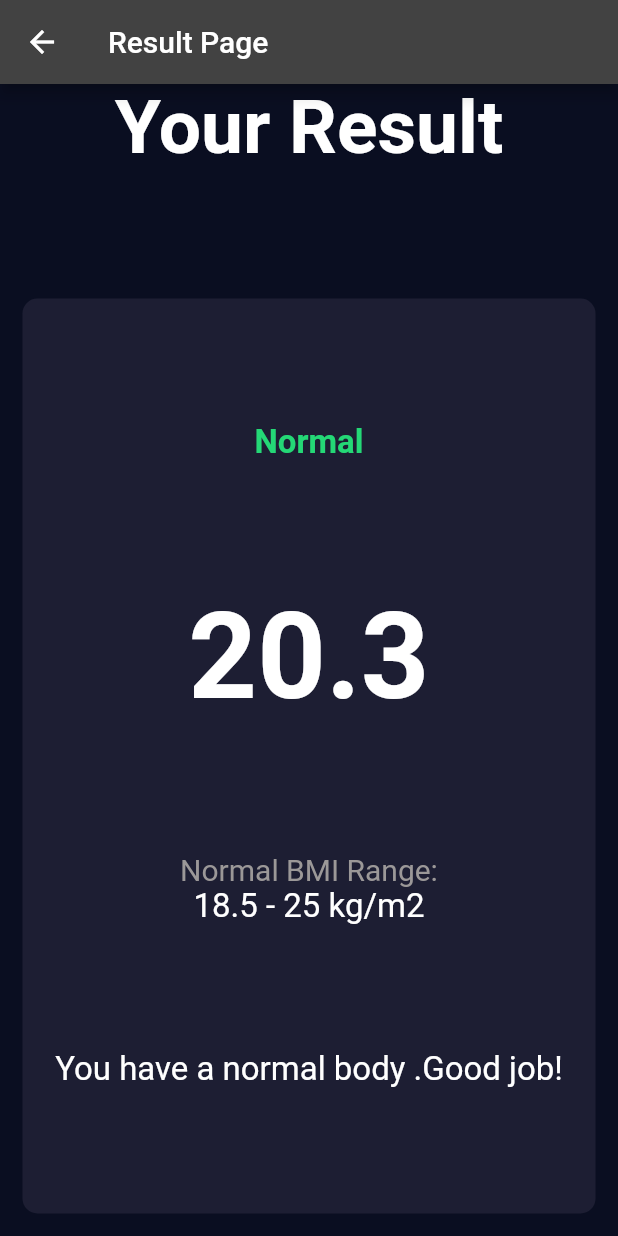
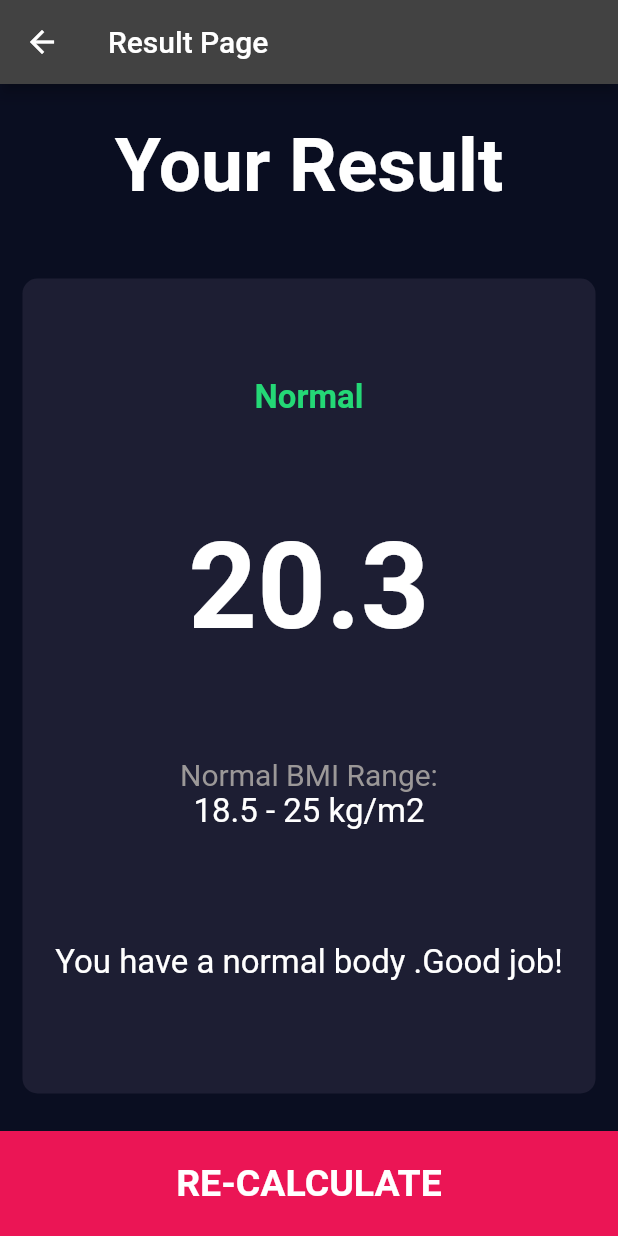
Before and after one commit to HeratUni-CS/bmi-calculator-Bashir-Danish, a Flutter app: the screen it shows after launch, after a tap on "CALCULATE", on a phone screen of 412 x 824 dp. Run offline on Flutter 3.47's test engine with Material 2 defaults, Android fonts, the phone set to English and light mode, and no system bars; our stand-ins replace font_awesome_flutter; missing offline and left inert: dart:ffi.

Commit message:
reusable bottom_button Widget created

```diff
--- /dev/null
+++ b/lib/components/bottom_button.dart
@@ -0,0 +1,22 @@
+import 'package:flutter/material.dart';
+import 'package:lib/constants.dart';
+
+class BottomButton extends StatelessWidget {
+  final String? title;
+  final VoidCallback? onTap;
+  BottomButton({required this.title,required this.onTap});
+
+  @override
+  Widget build(BuildContext context) {
+    return GestureDetector(
+      onTap: onTap,
+      child: Container(
+        color: kBottomContainerColor,
+        margin: const EdgeInsets.only(top: 10),
+        width: double.infinity,
+        height: kBottomContainerHeight,
+        child:Center(child:  Text(title! ,style: kLargeButtonText,),),
+      ),
+    );
+  }
+}
--- a/lib/pages/input_page.dart
+++ b/lib/pages/input_page.dart
@@ -2,6 +2,7 @@ import 'dart:ffi';
 
 import 'package:flutter/material.dart';
 import 'package:font_awesome_flutter/font_awesome_flutter.dart';
+import 'package:lib/components/bottom_button.dart';
 import 'package:lib/components/round_icon_button.dart';
 import 'package:lib/constants.dart';
 import 'package:lib/pages/result_page.dart';
@@ -218,7 +219,8 @@ class _InputPageState extends State<InputPage> {
               ],
             ),
           ),
-          GestureDetector(
+          BottomButton(
+            title: 'CALCULATE',
             onTap: () {
               Navigator.push(
                 context,
@@ -227,13 +229,6 @@ class _InputPageState extends State<InputPage> {
                 ),
               );
             },
-            child: Container(
-              color: kBottomContainerColor,
-              margin: const EdgeInsets.only(top: 10),
-              width: double.infinity,
-              height: kBottomContainerHeight,
-              child:const Center(child:  Text('CALCULATE',style: kLargeButtonText,),),
-            ),
           )
         ],
       ),
--- a/lib/pages/result_page.dart
+++ b/lib/pages/result_page.dart
@@ -1,4 +1,5 @@
 import 'package:flutter/material.dart';
+import 'package:lib/components/bottom_button.dart';
 import 'package:lib/components/resuable_card.dart';
 import 'package:lib/constants.dart';
 
@@ -14,13 +15,18 @@ class ResultPage extends StatelessWidget {
       body: Column(
         crossAxisAlignment: CrossAxisAlignment.stretch,
         children: [
-          const Expanded(
-            child: Text(
-              'Your Result',
-              style: kTitleTextStyle,
-              textAlign: TextAlign.center,
+           Expanded(
+
+            child: Container(
+              padding:const EdgeInsets.only(top:25),
+              child:const Text(
+                'Your Result',
+                style: kTitleTextStyle,
+                textAlign: TextAlign.center,
+              ),
             ),
           ),
+
           Expanded(
             flex: 5,
             child: ReusableCard(
@@ -48,13 +54,22 @@ class ResultPage extends StatelessWidget {
                       ),
                     ],
                   ),
-                  Text(
-                    'You have a normal body .Good job!',
-                    style: kBodyTextStyle,
+                  Padding(
+                    padding: EdgeInsets.all(8.0),
+                    child: Text(
+                      'You have a normal body .Good job!',
+                      style: kBodyTextStyle,
+                    ),
                   ),
                 ],
               ),
             ),
+          ),
+           BottomButton(
+            title: 'RE-CALCULATE',
+            onTap: () {
+              Navigator.pop(context);
+            },
           )
         ],
       ),
```
